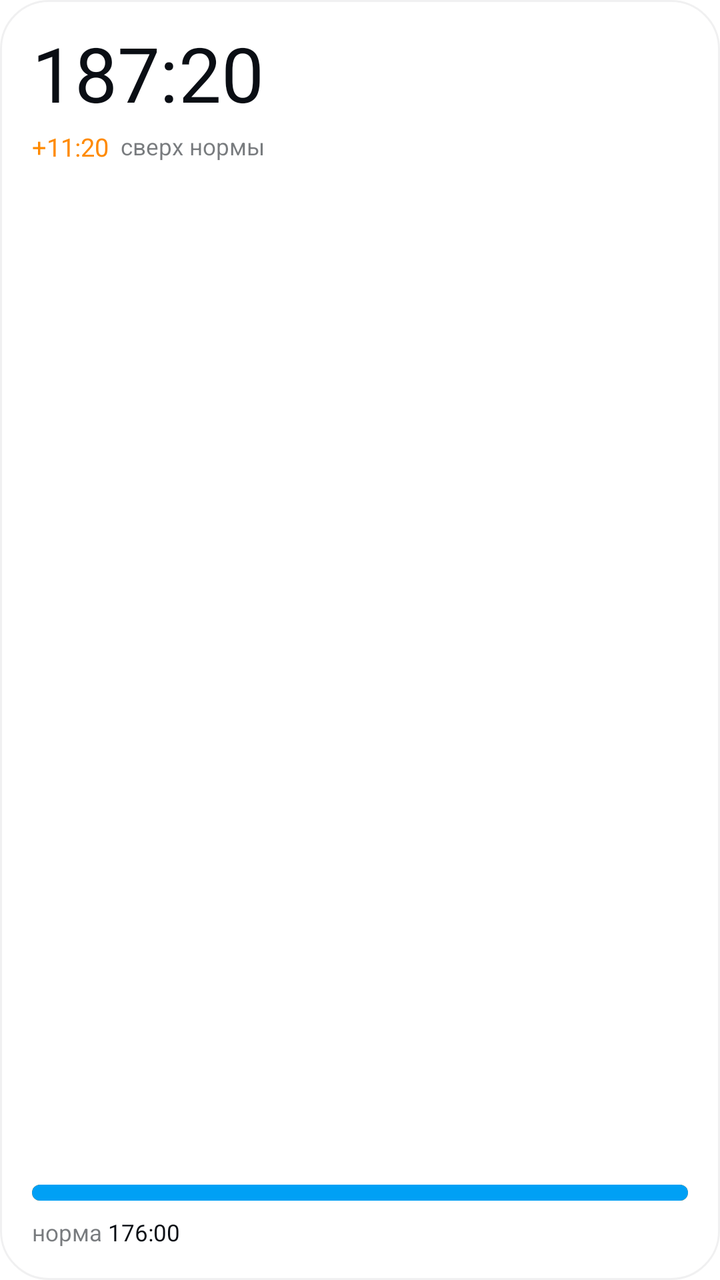
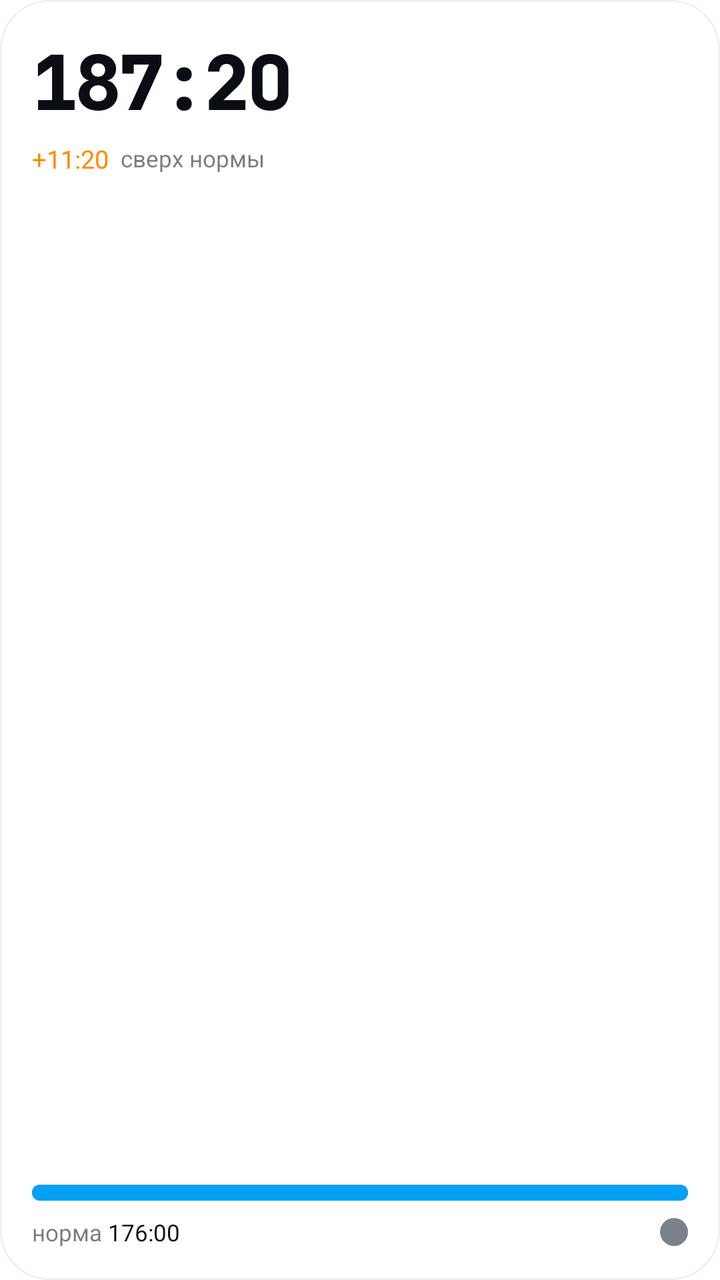

Before-and-after screenshots of an Android layout around one commit, followed by the original layout XML and the change that was made.
<!-- AndroidManifest.xml: application theme Theme.LocoDriver -->
<!-- res/layout/widget_small_preview.xml -->
<?xml version="1.0" encoding="utf-8"?>
<LinearLayout xmlns:android="http://schemas.android.com/apk/res/android"
    android:layout_width="match_parent"
    android:layout_height="match_parent"
    android:orientation="vertical"
    android:background="@drawable/widget_card_bg"
    android:padding="16dp">

    <TextView
        android:layout_width="wrap_content"
        android:layout_height="wrap_content"
        android:text="187:20"
        android:fontFamily="@font/jetbrains_mono_extrabold"
        android:textColor="@color/widget_text"
        android:textSize="38sp"
        android:includeFontPadding="false" />

    <LinearLayout
        android:layout_width="match_parent"
        android:layout_height="wrap_content"
        android:orientation="horizontal"
        android:gravity="center_vertical"
        android:layout_marginTop="4dp">

        <TextView
            android:layout_width="wrap_content"
            android:layout_height="wrap_content"
            android:text="+11:20"
            android:fontFamily="@font/jetbrains_mono_bold"
            android:textColor="@color/widget_warning"
            android:textSize="12.5sp" />

        <TextView
            android:layout_width="wrap_content"
            android:layout_height="wrap_content"
            android:text="сверх нормы"
            android:textColor="@color/widget_text_muted"
            android:textSize="11.5sp"
            android:layout_marginStart="6dp" />
    </LinearLayout>

    <FrameLayout
        android:layout_width="match_parent"
        android:layout_height="0dp"
        android:layout_weight="1" />

    <ProgressBar
        style="?android:attr/progressBarStyleHorizontal"
        android:layout_width="match_parent"
        android:layout_height="8dp"
        android:max="100"
        android:progress="100"
        android:secondaryProgress="100"
        android:progressDrawable="@drawable/widget_norm_progress" />

    <LinearLayout
        android:layout_width="wrap_content"
        android:layout_height="wrap_content"
        android:layout_marginTop="8dp"
        android:orientation="horizontal"
        android:gravity="center_vertical">

        <TextView
            android:layout_width="wrap_content"
            android:layout_height="wrap_content"
            android:text="норма "
            android:textColor="@color/widget_text_muted"
            android:textSize="11.5sp" />

        <TextView
            android:layout_width="wrap_content"
            android:layout_height="wrap_content"
            android:text="176:00"
            android:fontFamily="@font/jetbrains_mono_semibold"
            android:textColor="@color/widget_text"
            android:textSize="11.5sp" />
    </LinearLayout>
</LinearLayout>
<!-- resources referenced by this layout -->
<resources>
  <color name="widget_text">#FF0A0E14</color>
  <color name="widget_text_muted">#8C0A0E14</color>
  <color name="widget_warning">#FFFF8A00</color>
  <!-- drawable widget_card_bg (drawable) -->
  <?xml version="1.0" encoding="utf-8"?>
  <shape xmlns:android="http://schemas.android.com/apk/res/android"
      android:shape="rectangle">
      <solid android:color="@color/widget_card_bg" />
      <corners android:radius="24dp" />
      <stroke android:width="1dp" android:color="@color/widget_card_stroke" />
  </shape>
  <!-- drawable widget_norm_progress (drawable) -->
  <?xml version="1.0" encoding="utf-8"?>
  <layer-list xmlns:android="http://schemas.android.com/apk/res/android">
      <item android:id="@android:id/background">
          <shape android:shape="rectangle">
              <corners android:radius="4dp" />
              <solid android:color="@color/widget_track" />
          </shape>
      </item>
      <item android:id="@android:id/secondaryProgress">
          <clip>
              <shape android:shape="rectangle">
                  <corners android:radius="4dp" />
                  <solid android:color="@color/widget_warning" />
              </shape>
          </clip>
      </item>
      <item android:id="@android:id/progress">
          <clip>
              <shape android:shape="rectangle">
                  <corners android:radius="4dp" />
                  <solid android:color="@color/widget_accent" />
              </shape>
          </clip>
      </item>
  </layer-list>
  <style name="Theme.LocoDriver" parent="android:Theme.Material.Light.NoActionBar">
          <item name="android:statusBarColor">@android:color/transparent</item>
          <item name="android:navigationBarColor">@android:color/transparent</item>
          <item name="android:windowLightStatusBar">false</item>
          <item name="android:windowLightNavigationBar">false</item>
          
          <item name="android:windowBackground">@color/splash_bg</item>
      </style>
  <color name="widget_card_bg">#FFFFFFFF</color>
  <color name="widget_card_stroke">#0F0A0E14</color>
  <color name="widget_track">#FFE7E9EC</color>
  <color name="widget_accent">#FF00A0F5</color>
  <color name="splash_bg">#FFFFFFFF</color>
</resources>

<!-- the commit's change to res/layout/widget_small_preview.xml (unified diff, before → after) -->
@@ -6,14 +6,13 @@
     android:background="@drawable/widget_card_bg"
     android:padding="16dp">
 
-    <TextView
+    <ImageView
         android:layout_width="wrap_content"
         android:layout_height="wrap_content"
-        android:text="187:20"
-        android:fontFamily="@font/jetbrains_mono_extrabold"
-        android:textColor="@color/widget_text"
-        android:textSize="38sp"
-        android:includeFontPadding="false" />
+        android:adjustViewBounds="true"
+        android:src="@drawable/widget_preview_metric_small"
+        android:tint="@color/widget_text"
+        android:contentDescription="Отработано" />
 
     <LinearLayout
         android:layout_width="match_parent"
@@ -54,7 +53,7 @@
         android:progressDrawable="@drawable/widget_norm_progress" />
 
     <LinearLayout
-        android:layout_width="wrap_content"
+        android:layout_width="match_parent"
         android:layout_height="wrap_content"
         android:layout_marginTop="8dp"
         android:orientation="horizontal"
@@ -74,5 +73,16 @@
             android:fontFamily="@font/jetbrains_mono_semibold"
             android:textColor="@color/widget_text"
             android:textSize="11.5sp" />
+
+        <FrameLayout
+            android:layout_width="0dp"
+            android:layout_height="1dp"
+            android:layout_weight="1" />
+
+        
+        <FrameLayout
+            android:layout_width="14dp"
+            android:layout_height="14dp"
+            android:background="@drawable/widget_auto_dot_off" />
     </LinearLayout>
 </LinearLayout>
<!-- resource entries referenced after the edit -->
@@ -3,6 +3,13 @@
   <color name="widget_text">#FF0A0E14</color>
   <color name="widget_text_muted">#8C0A0E14</color>
   <color name="widget_warning">#FFFF8A00</color>
+  <!-- drawable widget_auto_dot_off (drawable) -->
+  <?xml version="1.0" encoding="utf-8"?>
+  <shape xmlns:android="http://schemas.android.com/apk/res/android"
+      android:shape="oval">
+      <solid android:color="@color/widget_auto_off_border" />
+      <size android:width="14dp" android:height="14dp" />
+  </shape>
   <!-- drawable widget_card_bg (drawable) -->
   <?xml version="1.0" encoding="utf-8"?>
   <shape xmlns:android="http://schemas.android.com/apk/res/android"
@@ -37,6 +44,7 @@
           </clip>
       </item>
   </layer-list>
+  <!-- drawable widget_preview_metric_small: png bitmap (drawable-xxhdpi, 6328 bytes) -->
   <style name="Theme.LocoDriver" parent="android:Theme.Material.Light.NoActionBar">
           <item name="android:statusBarColor">@android:color/transparent</item>
           <item name="android:navigationBarColor">@android:color/transparent</item>
@@ -45,6 +53,7 @@
           
           <item name="android:windowBackground">@color/splash_bg</item>
       </style>
+  <color name="widget_auto_off_border">#FF7A828B</color>
   <color name="widget_card_bg">#FFFFFFFF</color>
   <color name="widget_card_stroke">#0F0A0E14</color>
   <color name="widget_track">#FFE7E9EC</color>
